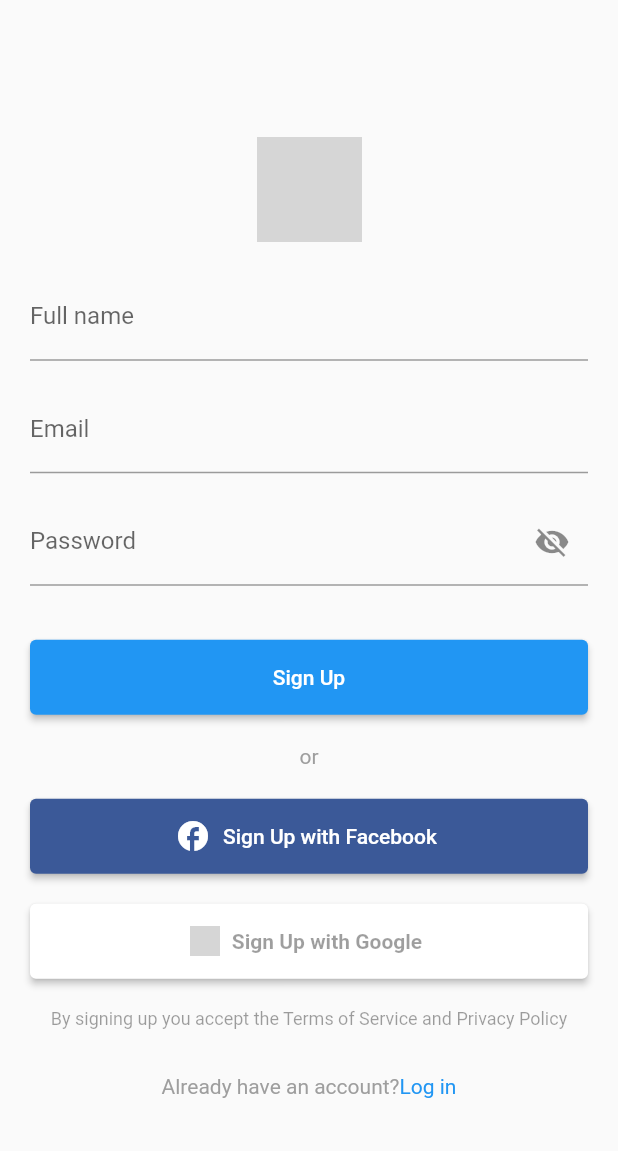
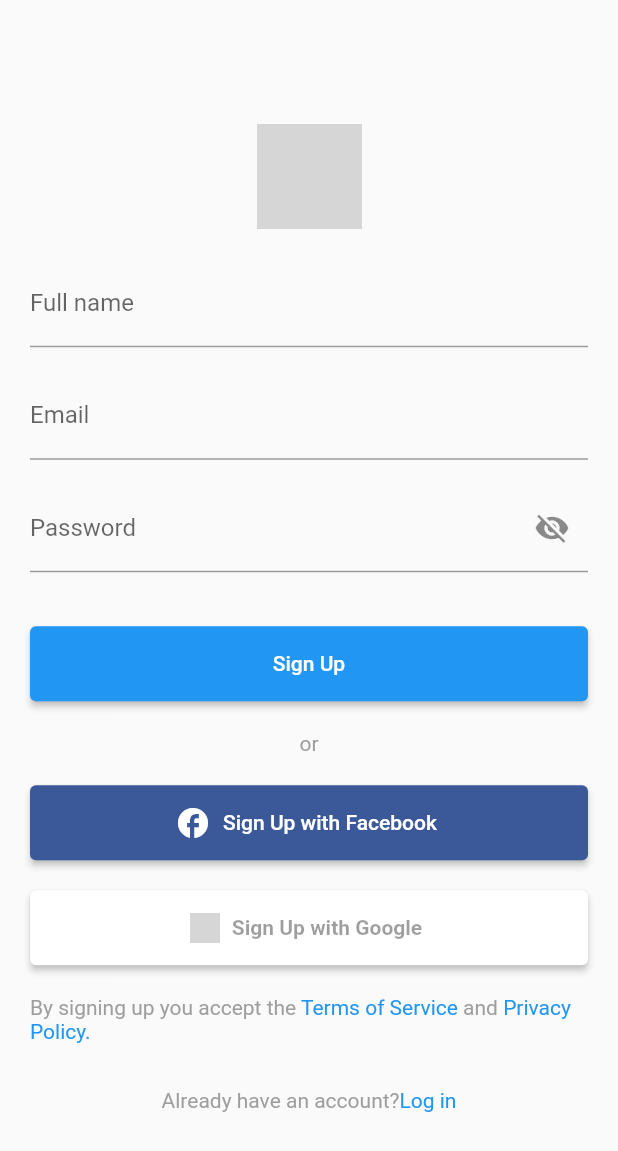
Before and after one commit to facto05/test_login, a Flutter app: the RegisterScreen screen opened directly, on a phone screen of 412 x 824 dp. Shown: the top 1151 px of the screen. Run offline on Flutter 3.47's test engine with Material 2 defaults, Android fonts, the phone set to English and light mode, and no system bars; grey boxes are pictures that could not be loaded.

```diff
--- a/lib/register_screen.dart
+++ b/lib/register_screen.dart
@@ -98,9 +98,19 @@ class _RegisterScreenState extends State<RegisterScreen> {
             ),
           ),
           const SizedBox(height: 20),
-          const Text(
-              "By signing up you accept the Terms of Service and Privacy Policy",
-              style: TextStyle(color: Colors.black38, fontSize: 12)),
+          RichText(
+              text: const TextSpan(
+                  style: TextStyle(color: Colors.grey),
+                  children: <TextSpan>[
+                TextSpan(text: "By signing up you accept the "),
+                TextSpan(
+                    text: "Terms of Service",
+                    style: TextStyle(color: Colors.blue)),
+                TextSpan(text: " and "),
+                TextSpan(
+                    text: "Privacy Policy.",
+                    style: TextStyle(color: Colors.blue)),
+              ])),
           const SizedBox(height: 30),
           RichText(
               text: TextSpan(
```
